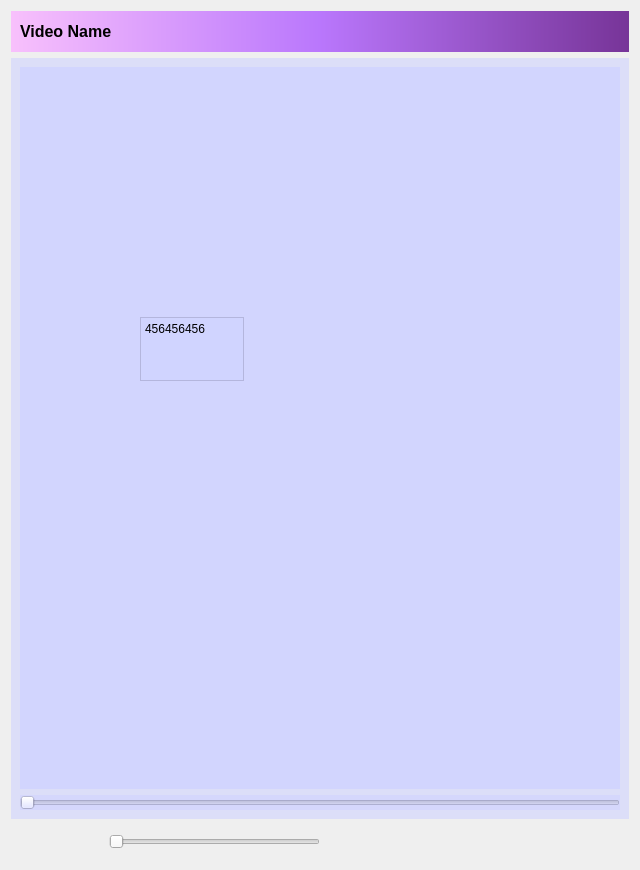
Before: the Qt Designer form widget.ui in longwindwang1/UI_Qt-video-player, drawn with Qt 5.
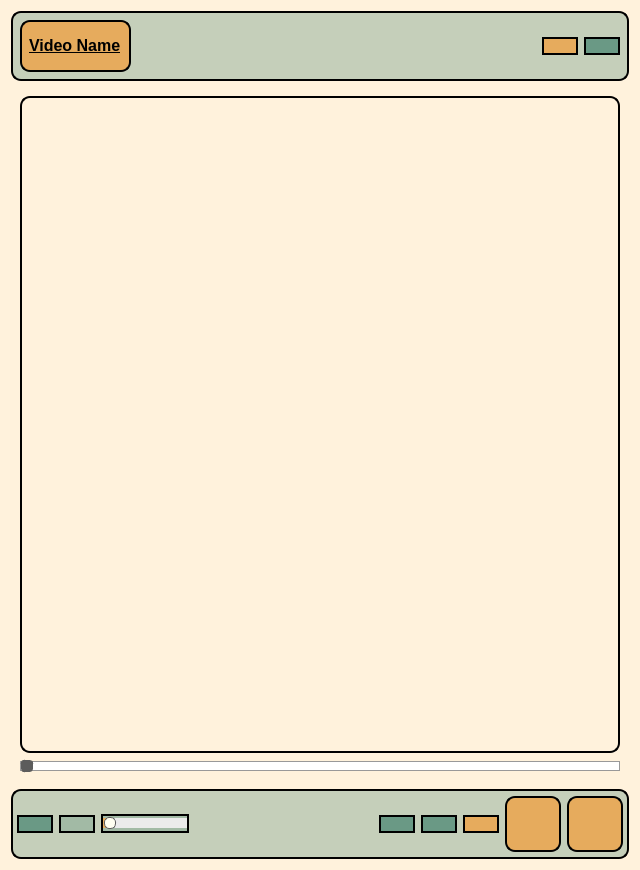
After: the same form once the commit is applied. Icons and pictures are not drawn.

What changed in the file:
```diff
--- a/widget.ui
+++ b/widget.ui
@@ -25,6 +25,10 @@
   <property name="windowTitle">
    <string>VideoPlayer</string>
   </property>
+  <property name="styleSheet">
+   <string notr="true">QWidget{
+background-color: rgb(255, 242, 220);}</string>
+  </property>
   <layout class="QVBoxLayout" name="verticalLayout_2">
    <item>
     <layout class="QVBoxLayout" name="verticalLayout">
@@ -37,17 +41,34 @@
         </size>
        </property>
        <property name="styleSheet">
-        <string notr="true">background-color:qlineargradient(spread:pad, x1:0, y1:0, x2:1, y2:0, stop:0 rgba(250, 179, 255,200), stop:0.5 rgba(170, 85, 255, 200), stop:1 rgba(85, 0, 127, 200))
+        <string notr="true">border:2px solid #000;
+    border-radius: 10px; /* 设置为宽高的一半 */
+    background-color: rgba(106, 153, 133, 100);
+    color: white;
 </string>
        </property>
        <layout class="QHBoxLayout" name="horizontalLayout_2">
         <item>
-         <widget class="QLabel" name="VedioName">
+         <widget class="QLabel" name="videoname">
+          <property name="font">
+           <font>
+            <pointsize>20</pointsize>
+            <bold>true</bold>
+            <underline>true</underline>
+           </font>
+          </property>
           <property name="styleSheet">
-           <string notr="true">background-color:rgba(250, 179, 255,0)</string>
+           <string notr="true">QLabel {
+
+	border:2px solid #000;
+    border-radius: 10px; /* 设置为宽高的一半 */
+    background-color: #e6ab5d;;
+    color: black;
+}
+</string>
           </property>
           <property name="text">
-           <string>&lt;html&gt;&lt;head/&gt;&lt;body&gt;&lt;p&gt;&lt;span style=&quot; font-size:12pt; font-weight:700;&quot;&gt;Video Name&lt;/span&gt;&lt;/p&gt;&lt;/body&gt;&lt;/html&gt;</string>
+           <string>&lt;html&gt;&lt;head/&gt;&lt;body&gt;&lt;p&gt;&lt;span style=&quot; font-size:12pt; font-weight:700; color:#000&quot; &gt;Video Name&lt;/span&gt;&lt;/p&gt;&lt;/body&gt;&lt;/html&gt;</string>
           </property>
          </widget>
         </item>
@@ -58,20 +79,62 @@
           </property>
           <property name="sizeHint" stdset="0">
            <size>
-            <width>40</width>
-            <height>20</height>
+            <width>20</width>
+            <height>40</height>
            </size>
           </property>
          </spacer>
         </item>
+        <item>
+         <widget class="QPushButton" name="pushButton">
+          <property name="styleSheet">
+           <string notr="true">QPushButton{
+
+	border:2px solid #000;
+    border-radius: 10px; /* 设置为宽高的一半 */
+    background-color: #e6ab5d;;
+    color: white;
+}
+</string>
+          </property>
+          <property name="text">
+           <string/>
+          </property>
+          <property name="icon">
+           <iconset resource="resources.qrc">
+            <normaloff>:/icons/user.png</normaloff>:/icons/user.png</iconset>
+          </property>
+          <property name="iconSize">
+           <size>
+            <width>50</width>
+            <height>50</height>
+           </size>
+          </property>
+          <property name="flat">
+           <bool>true</bool>
+          </property>
+         </widget>
+        </item>
         <item>
          <widget class="QPushButton" name="file">
           <property name="maximumSize">
            <size>
-            <width>100</width>
-            <height>50</height>
+            <width>16777215</width>
+            <height>16777215</height>
            </size>
           </property>
+          <property name="styleSheet">
+           <string notr="true">QPushButton {
+	
+   
+	background-color: rgb(106, 153, 133);
+    /* 添加其他样式如边框、文字颜色等 */
+    border: 2px solid #000;
+    color: white;
+border-radius:10px
+}
+</string>
+          </property>
           <property name="text">
            <string/>
           </property>
@@ -94,83 +157,65 @@
       </widget>
      </item>
      <item>
-      <widget class="QWidget" name="playwidget" native="true">
-       <property name="styleSheet">
-        <string notr="true">background-color:rgba(207, 210, 255, 150)</string>
-       </property>
-       <layout class="QGridLayout" name="gridLayout">
-        <item row="1" column="0">
-         <widget class="QSlider" name="playslider">
-          <property name="orientation">
-           <enum>Qt::Horizontal</enum>
-          </property>
-         </widget>
-        </item>
-        <item row="0" column="0">
-         <widget class="QStackedWidget" name="stackedWidget">
-          <property name="currentIndex">
-           <number>0</number>
-          </property>
-          <widget class="QWidget" name="page">
-           <widget class="QTextEdit" name="textEdit_2">
-            <property name="geometry">
-             <rect>
-              <x>120</x>
-              <y>250</y>
-              <width>104</width>
-              <height>64</height>
-             </rect>
-            </property>
-            <property name="html">
-             <string>&lt;!DOCTYPE HTML PUBLIC &quot;-//W3C//DTD HTML 4.0//EN&quot; &quot;http://www.w3.org/TR/REC-html40/strict.dtd&quot;&gt;
-&lt;html&gt;&lt;head&gt;&lt;meta name=&quot;qrichtext&quot; content=&quot;1&quot; /&gt;&lt;meta charset=&quot;utf-8&quot; /&gt;&lt;style type=&quot;text/css&quot;&gt;
-p, li { white-space: pre-wrap; }
-hr { height: 1px; border-width: 0; }
-li.unchecked::marker { content: &quot;\2610&quot;; }
-li.checked::marker { content: &quot;\2612&quot;; }
-&lt;/style&gt;&lt;/head&gt;&lt;body style=&quot; font-family:'Microsoft YaHei UI'; font-size:9pt; font-weight:400; font-style:normal;&quot;&gt;
-&lt;p style=&quot; margin-top:0px; margin-bottom:0px; margin-left:0px; margin-right:0px; -qt-block-indent:0; text-indent:0px;&quot;&gt;456456456&lt;/p&gt;&lt;/body&gt;&lt;/html&gt;</string>
-            </property>
-           </widget>
-          </widget>
-          <widget class="QWidget" name="page_2">
-           <widget class="QTextEdit" name="textEdit">
-            <property name="geometry">
-             <rect>
-              <x>100</x>
-              <y>240</y>
-              <width>104</width>
-              <height>64</height>
-             </rect>
-            </property>
-            <property name="html">
-             <string>&lt;!DOCTYPE HTML PUBLIC &quot;-//W3C//DTD HTML 4.0//EN&quot; &quot;http://www.w3.org/TR/REC-html40/strict.dtd&quot;&gt;
-&lt;html&gt;&lt;head&gt;&lt;meta name=&quot;qrichtext&quot; content=&quot;1&quot; /&gt;&lt;meta charset=&quot;utf-8&quot; /&gt;&lt;style type=&quot;text/css&quot;&gt;
-p, li { white-space: pre-wrap; }
-hr { height: 1px; border-width: 0; }
-li.unchecked::marker { content: &quot;\2610&quot;; }
-li.checked::marker { content: &quot;\2612&quot;; }
-&lt;/style&gt;&lt;/head&gt;&lt;body style=&quot; font-family:'Microsoft YaHei UI'; font-size:9pt; font-weight:400; font-style:normal;&quot;&gt;
-&lt;p style=&quot; margin-top:0px; margin-bottom:0px; margin-left:0px; margin-right:0px; -qt-block-indent:0; text-indent:0px;&quot;&gt;123123123&lt;/p&gt;&lt;/body&gt;&lt;/html&gt;</string>
-            </property>
-           </widget>
-          </widget>
-         </widget>
-        </item>
-       </layout>
-      </widget>
-     </item>
-     <item>
-      <widget class="QWidget" name="bottom" native="true">
-       <property name="maximumSize">
-        <size>
-         <width>16777215</width>
-         <height>70</height>
-        </size>
-       </property>
+      <widget class="QWidget" name="videoPlayer" native="true">
        <property name="styleSheet">
         <string notr="true"/>
        </property>
+       <layout class="QVBoxLayout" name="verticalLayout_3">
+        <item>
+         <widget class="QFrame" name="videoFrame">
+          <property name="styleSheet">
+           <string notr="true">border:2px solid #000;
+ border-radius: 10px; /* 设置为宽高的一半 */</string>
+          </property>
+          <property name="frameShape">
+           <enum>QFrame::StyledPanel</enum>
+          </property>
+          <property name="frameShadow">
+           <enum>QFrame::Raised</enum>
+          </property>
+         </widget>
+        </item>
+        <item>
+         <widget class="QSlider" name="playerslider">
+          <property name="styleSheet">
+           <string notr="true">QSlider::groove:horizontal {
+    border: 1px solid #999;
+    height: 8px;
+    background: white; /* 未滑过部分的颜色 */
+}
+
+QSlider::handle:horizontal {
+    background: #5c5c5c;
+    border: 1px solid #5c5c5c;
+    width: 10px;
+    margin: -2px 0; /* 边距用于滑块超出槽的部分 */
+    border-radius: 3px;
+}</string>
+          </property>
+          <property name="orientation">
+           <enum>Qt::Horizontal</enum>
+          </property>
+         </widget>
+        </item>
+       </layout>
+      </widget>
+     </item>
+     <item>
+      <widget class="QWidget" name="bottom" native="true">
+       <property name="maximumSize">
+        <size>
+         <width>16777215</width>
+         <height>70</height>
+        </size>
+       </property>
+       <property name="styleSheet">
+        <string notr="true">border:2px solid #000;
+    border-radius: 10px; /* 设置为宽高的一半 */
+    background-color: rgba(106, 153, 133, 100);
+    color: white;
+</string>
+       </property>
        <layout class="QHBoxLayout" name="horizontalLayout">
         <property name="leftMargin">
          <number>6</number>
@@ -188,10 +233,22 @@
          <widget class="QPushButton" name="playPauseButton">
           <property name="maximumSize">
            <size>
-            <width>100</width>
-            <height>50</height>
+            <width>16777215</width>
+            <height>16777215</height>
            </size>
           </property>
+          <property name="styleSheet">
+           <string notr="true">QPushButton {
+	
+   
+	background-color: rgb(106, 153, 133);
+    /* 添加其他样式如边框、文字颜色等 */
+    border: 2px solid #000;
+    color: white;
+	border-radius:10px
+}
+</string>
+          </property>
           <property name="text">
            <string/>
           </property>
@@ -214,8 +271,8 @@
          <widget class="QPushButton" name="volume">
           <property name="maximumSize">
            <size>
-            <width>100</width>
-            <height>50</height>
+            <width>16777215</width>
+            <height>16777215</height>
            </size>
           </property>
           <property name="text">
@@ -237,7 +294,30 @@
          </widget>
         </item>
         <item>
-         <widget class="QSlider" name="volumslider">
+         <widget class="QSlider" name="volumeslider">
+          <property name="styleSheet">
+           <string notr="true">QSlider::groove:horizontal {
+    border: 1px solid #999;
+    height: 8px;
+}
+
+QSlider::handle:horizontal {
+    background: #fffff1;
+    border: 1px solid #5c5c5c;
+    width: 10px;
+    margin: -2px 0; /* 边距用于滑块超出槽的部分 */
+    border-radius: 5px;
+}
+
+QSlider::add-page:horizontal {
+    background:  #ebebeb; /* 滑块之后的颜色 */
+}
+
+QSlider::sub-page:horizontal {
+    background: #e6ab5d; /* 滑块之前的颜色 */
+}
+</string>
+          </property>
           <property name="orientation">
            <enum>Qt::Horizontal</enum>
           </property>
@@ -256,14 +336,155 @@
           </property>
          </spacer>
         </item>
+        <item>
+         <spacer name="horizontalSpacer_5">
+          <property name="orientation">
+           <enum>Qt::Horizontal</enum>
+          </property>
+          <property name="sizeHint" stdset="0">
+           <size>
+            <width>40</width>
+            <height>20</height>
+           </size>
+          </property>
+         </spacer>
+        </item>
+        <item>
+         <spacer name="horizontalSpacer_3">
+          <property name="orientation">
+           <enum>Qt::Horizontal</enum>
+          </property>
+          <property name="sizeHint" stdset="0">
+           <size>
+            <width>40</width>
+            <height>20</height>
+           </size>
+          </property>
+         </spacer>
+        </item>
+        <item>
+         <widget class="QPushButton" name="fullscreen">
+          <property name="styleSheet">
+           <string notr="true">QPushButton {
+	
+   
+	background-color: rgb(106, 153, 133);
+    /* 添加其他样式如边框、文字颜色等 */
+    border: 2px solid #000;
+    color: white;
+	border-radius:10px
+}
+</string>
+          </property>
+          <property name="text">
+           <string/>
+          </property>
+          <property name="icon">
+           <iconset resource="resources.qrc">
+            <normaloff>:/icons/fullscreen.png</normaloff>:/icons/fullscreen.png</iconset>
+          </property>
+          <property name="iconSize">
+           <size>
+            <width>50</width>
+            <height>50</height>
+           </size>
+          </property>
+          <property name="flat">
+           <bool>true</bool>
+          </property>
+         </widget>
+        </item>
+        <item>
+         <widget class="QPushButton" name="pushButton_5">
+          <property name="maximumSize">
+           <size>
+            <width>16777215</width>
+            <height>16777215</height>
+           </size>
+          </property>
+          <property name="styleSheet">
+           <string notr="true">QPushButton {
+	
+   
+	background-color: rgb(106, 153, 133);
+    /* 添加其他样式如边框、文字颜色等 */
+    border: 2px solid #000;
+    color: white;
+	border-radius:10px
+}
+</string>
+          </property>
+          <property name="text">
+           <string/>
+          </property>
+          <property name="icon">
+           <iconset resource="resources.qrc">
+            <normaloff>:/icons/share.png</normaloff>:/icons/share.png</iconset>
+          </property>
+          <property name="iconSize">
+           <size>
+            <width>50</width>
+            <height>50</height>
+           </size>
+          </property>
+          <property name="flat">
+           <bool>true</bool>
+          </property>
+         </widget>
+        </item>
+        <item>
+         <widget class="QPushButton" name="pushButton_4">
+          <property name="maximumSize">
+           <size>
+            <width>16777215</width>
+            <height>16777215</height>
+           </size>
+          </property>
+          <property name="styleSheet">
+           <string notr="true">QPushButton {
+
+	border:2px solid #000;
+    border-radius: 10px; /* 设置为宽高的一半 */
+    background-color: #e6ab5d;;
+    color: white;
+}
+</string>
+          </property>
+          <property name="text">
+           <string/>
+          </property>
+          <property name="icon">
+           <iconset resource="resources.qrc">
+            <normaloff>:/icons/like.png</normaloff>:/icons/like.png</iconset>
+          </property>
+          <property name="iconSize">
+           <size>
+            <width>50</width>
+            <height>50</height>
+           </size>
+          </property>
+          <property name="flat">
+           <bool>true</bool>
+          </property>
+         </widget>
+        </item>
         <item>
          <widget class="QPushButton" name="backward">
           <property name="maximumSize">
            <size>
-            <width>100</width>
-            <height>50</height>
+            <width>16777215</width>
+            <height>16777215</height>
            </size>
           </property>
+          <property name="styleSheet">
+           <string notr="true">QPushButton {
+    width: 52px;
+    height: 52px;
+    border-radius: 10px; /* 设置为宽高的一半 */
+    background-color: #e6ab5d;
+    color: white;
+}</string>
+          </property>
           <property name="text">
            <string/>
           </property>
@@ -286,10 +507,19 @@
          <widget class="QPushButton" name="forward">
           <property name="maximumSize">
            <size>
-            <width>100</width>
-            <height>50</height>
+            <width>16777215</width>
+            <height>16777215</height>
            </size>
           </property>
+          <property name="styleSheet">
+           <string notr="true">QPushButton {
+    width: 52px;
+    height: 52px;
+    border-radius: 10px; /* 设置为宽高的一半 */
+    background-color: #e6ab5d;
+    color: white;
+}</string>
+          </property>
           <property name="text">
            <string/>
           </property>
```
Left out of the diff: 14 changed lines with no effect on the pictures.
